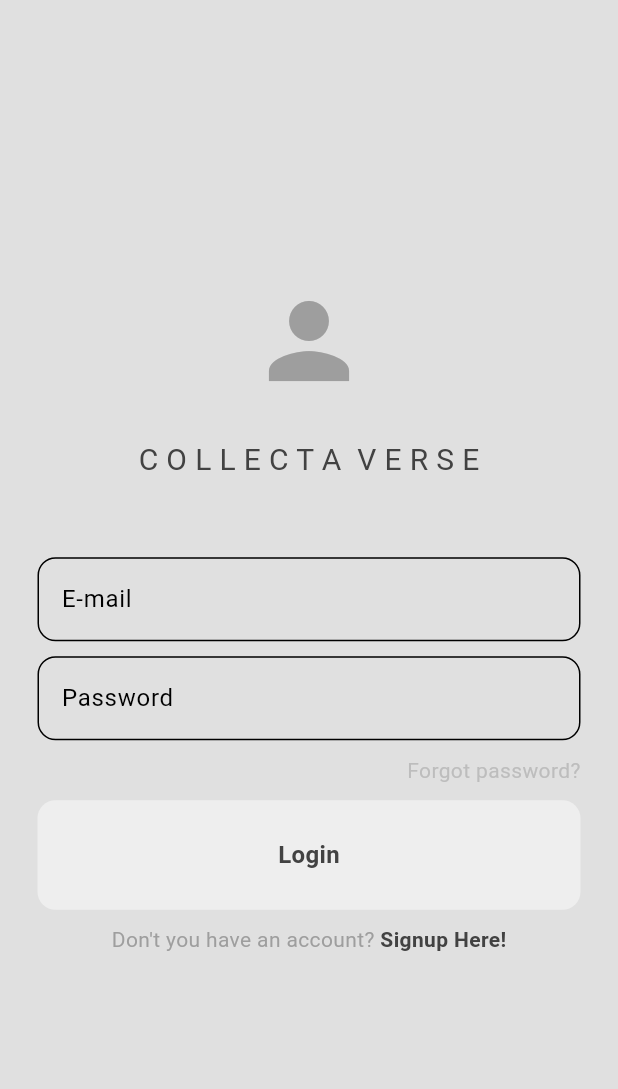
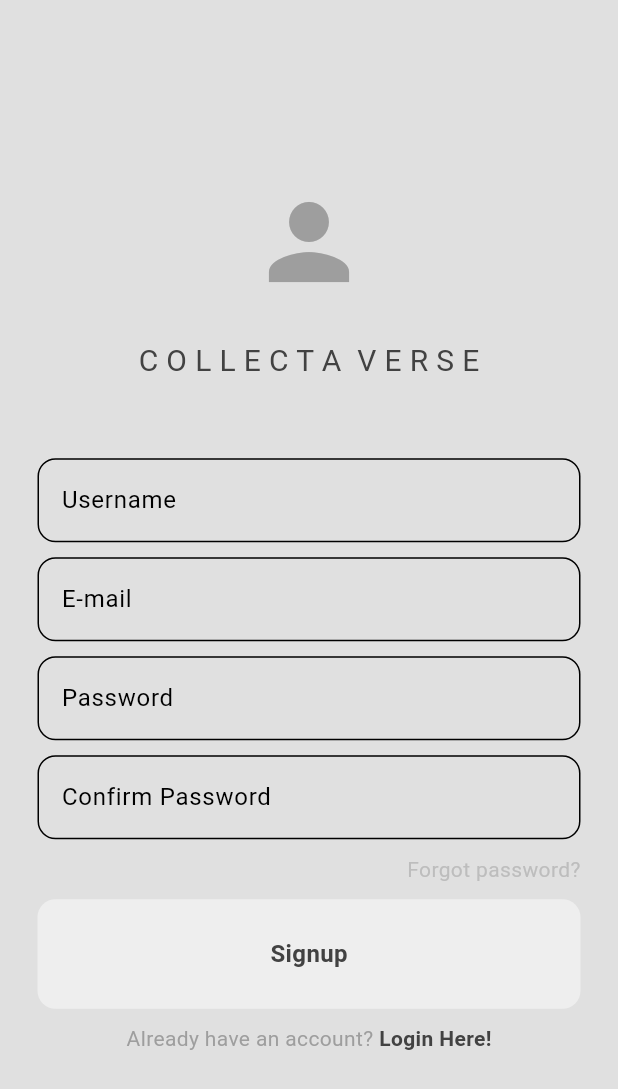
Before and after one commit to beyzaciftaslan/CollectaVerse, a Flutter app: the screen it shows after launch, after a tap on "Signup Here!", on a phone screen of 412 x 824 dp. Shown: the top 1089 px of the screen. Run offline on Flutter 3.47's test engine with Material 3 defaults, Android fonts, the phone set to English and light mode, and no system bars.

Commit message:
signup page
signup page has been created

```diff
--- /dev/null
+++ b/lib/auth/login_or_signup.dart
@@ -0,0 +1,31 @@
+import 'package:collecta_verse_pt2/pages/login_page.dart';
+import 'package:collecta_verse_pt2/pages/signup_page.dart';
+import 'package:flutter/material.dart';
+
+class LoginOrSignup extends StatefulWidget {
+  const LoginOrSignup({super.key});
+
+  @override
+  State<LoginOrSignup> createState() => _LoginOrSignupState();
+}
+
+class _LoginOrSignupState extends State<LoginOrSignup> {
+  //baslangicta login sayfasini goster
+  bool showLoginPage = true;
+
+  //login signuo gecis
+  void togglePages() {
+    setState(() {
+      showLoginPage = !showLoginPage;
+    });
+  }
+
+  @override
+  Widget build(BuildContext context) {
+    if (showLoginPage) {
+      return LoginPage(onTap: togglePages);
+    }else{
+      return SignupPage(onTap: togglePages);
+    }
+  }
+}
--- a/lib/main.dart
+++ b/lib/main.dart
@@ -1,5 +1,7 @@
 //import 'package:collecta_verse_pt2/landing_page.dart';
-import 'package:collecta_verse_pt2/pages/login_page.dart';
+import 'package:collecta_verse_pt2/auth/login_or_signup.dart';
+//import 'package:collecta_verse_pt2/pages/login_page.dart';
+//import 'package:collecta_verse_pt2/pages/signup_page.dart';
 import 'package:collecta_verse_pt2/theme/dark_mode.dart';
 import 'package:collecta_verse_pt2/theme/light_mode.dart';
 import 'package:flutter/material.dart';
@@ -7,6 +9,7 @@ import 'package:flutter/material.dart';
 void main() {
   runApp(const MyApp());
 }
+
 class MyApp extends StatelessWidget {
   const MyApp({super.key});
 
@@ -14,10 +17,9 @@ class MyApp extends StatelessWidget {
   Widget build(BuildContext context) {
     return MaterialApp(
       debugShowCheckedModeBanner: false,
-      home: LoginPage(),
+      home: const LoginOrSignup(),
       theme: lightMode,
       darkTheme: darkMode,
     );
-
   }
 }
--- a/lib/pages/login_page.dart
+++ b/lib/pages/login_page.dart
@@ -4,11 +4,15 @@ import 'package:flutter/material.dart';
 import 'package:flutter/widgets.dart';
 
 class LoginPage extends StatelessWidget {
+
+  final void Function() onTap;
+
+  LoginPage({super.key, required this.onTap});
+
   //textcontrollers
   final TextEditingController email_controller = TextEditingController();
   final TextEditingController password_controller = TextEditingController();
 
-  LoginPage({super.key});
 
   //log methos
   void login() {
@@ -94,9 +98,7 @@ class LoginPage extends StatelessWidget {
                       ),
                     ),
                     GestureDetector(
-                      onTap: () {
-                        //Navigator.pushNamed(context, "/signup");
-                      },
+                      onTap: onTap,
                       child: const Text(
                         " Signup Here!",
                         style: TextStyle(
--- a/lib/pages/signup_page.dart
+++ b/lib/pages/signup_page.dart
@@ -1 +1,136 @@
+import 'package:collecta_verse_pt2/components/my_button.dart';
+import 'package:collecta_verse_pt2/components/my_textfield.dart';
 import 'package:flutter/material.dart';
+import 'package:flutter/widgets.dart';
+
+class SignupPage extends StatelessWidget {
+
+  final void Function() onTap;
+
+  SignupPage({super.key,
+    required this.onTap});
+
+    //textcontrollers
+  final TextEditingController email_controller = TextEditingController();
+  final TextEditingController password_controller = TextEditingController();
+  final TextEditingController confirm_pw_controller = TextEditingController();
+  final TextEditingController username_controller = TextEditingController();
+
+  //log methos
+  void signup() {
+    //print(email_controller.text);
+    //print(password_controller.text);
+  }
+
+  @override
+  Widget build(BuildContext context) {
+    return Scaffold(
+        backgroundColor: Theme.of(context).colorScheme.background,
+        body: Center(
+          child: Padding(
+            padding: const EdgeInsets.all(25.0),
+            child: Column(
+              mainAxisAlignment: MainAxisAlignment.center,
+              children: [
+                //logo
+                Icon(
+                  Icons.person,
+                  size: 80,
+                  color: Theme.of(context).colorScheme.inversePrimary,
+                ),
+                const SizedBox(height: 25),
+
+                //uyg adi
+                Text(
+                  'C O L L E C T A  V E R S E',
+                  style: TextStyle(
+                    fontSize: 20,
+                  ),
+                ),
+                const SizedBox(height: 50),
+
+                //mail textfield
+                MyTextField(
+                    hintText: "Username",
+                    obscureText: false,
+                    controller: username_controller),
+
+                const SizedBox(height: 10),
+
+                 //mail textfield
+                MyTextField(
+                    hintText: "E-mail",
+                    obscureText: false,
+                    controller: email_controller),
+
+                const SizedBox(height: 10),
+
+                //password textfield
+                MyTextField(
+                  hintText: "Password",
+                  obscureText: true,
+                  controller: password_controller,
+                ),
+
+                const SizedBox(height: 10),
+
+
+                //password textfield
+                MyTextField(
+                  hintText: "Confirm Password",
+                  obscureText: true,
+                  controller: confirm_pw_controller,
+                ),
+
+                const SizedBox(height: 10),
+
+                //forgot p
+                Row(
+                  mainAxisAlignment: MainAxisAlignment.end,
+                  children: [
+                    Text(
+                      "Forgot password?",
+                      style: TextStyle(
+                        color: Theme.of(context).colorScheme.secondary,
+                      ),
+                    ),
+                  ],
+                ),
+
+                const SizedBox(height: 10),
+
+                //log in button
+                MyButton(
+                  text: "Signup",
+                  onTap: signup,
+                ),
+
+                const SizedBox(height: 10),
+
+                //dont you have an account? sign up here
+                Row(
+                  mainAxisAlignment: MainAxisAlignment.center,
+                  children: [
+                    Text(
+                      "Already have an account?",
+                      style: TextStyle(
+                        color: Theme.of(context).colorScheme.inversePrimary,
+                      ),
+                    ),
+                    GestureDetector(
+                      onTap: onTap,
+                      child: const Text(
+                        " Login Here!",
+                        style: TextStyle(
+                          fontWeight: FontWeight.bold,
+                        ),
+                      ),
+                    ),
+                  ],
+                )
+              ],
+            ),
+          ),
+        ));
+  }
+}
```
